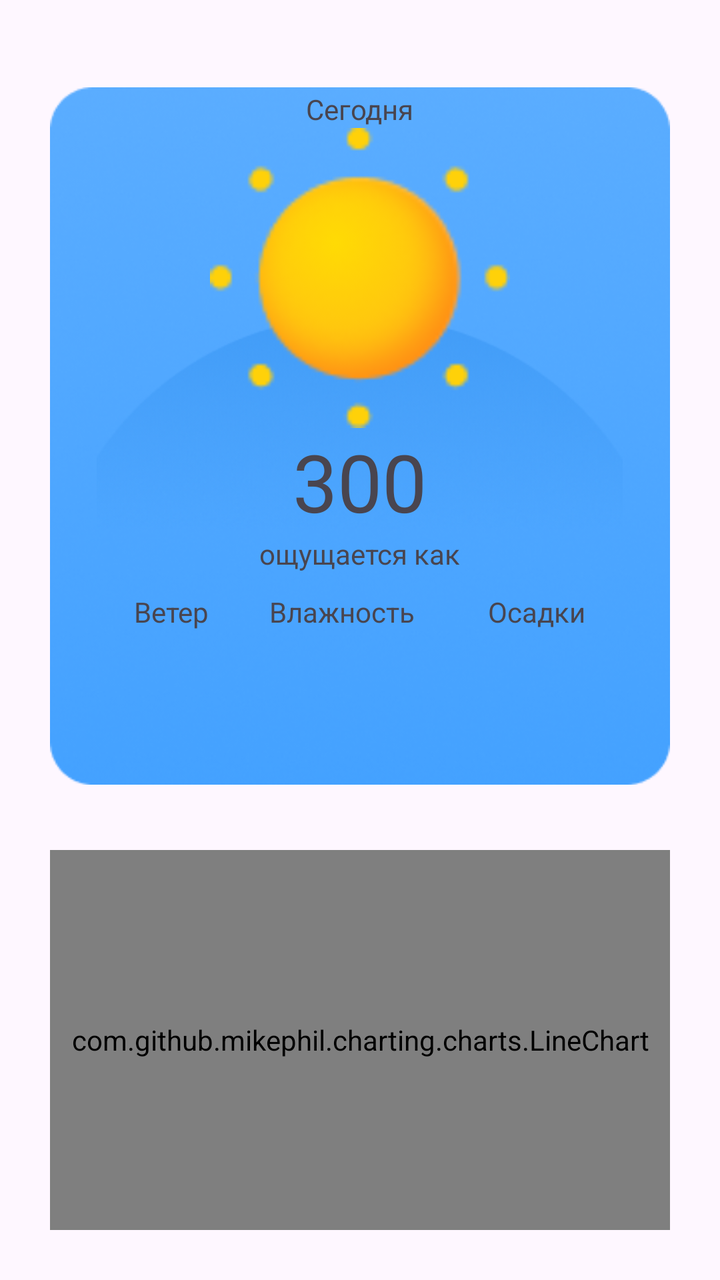
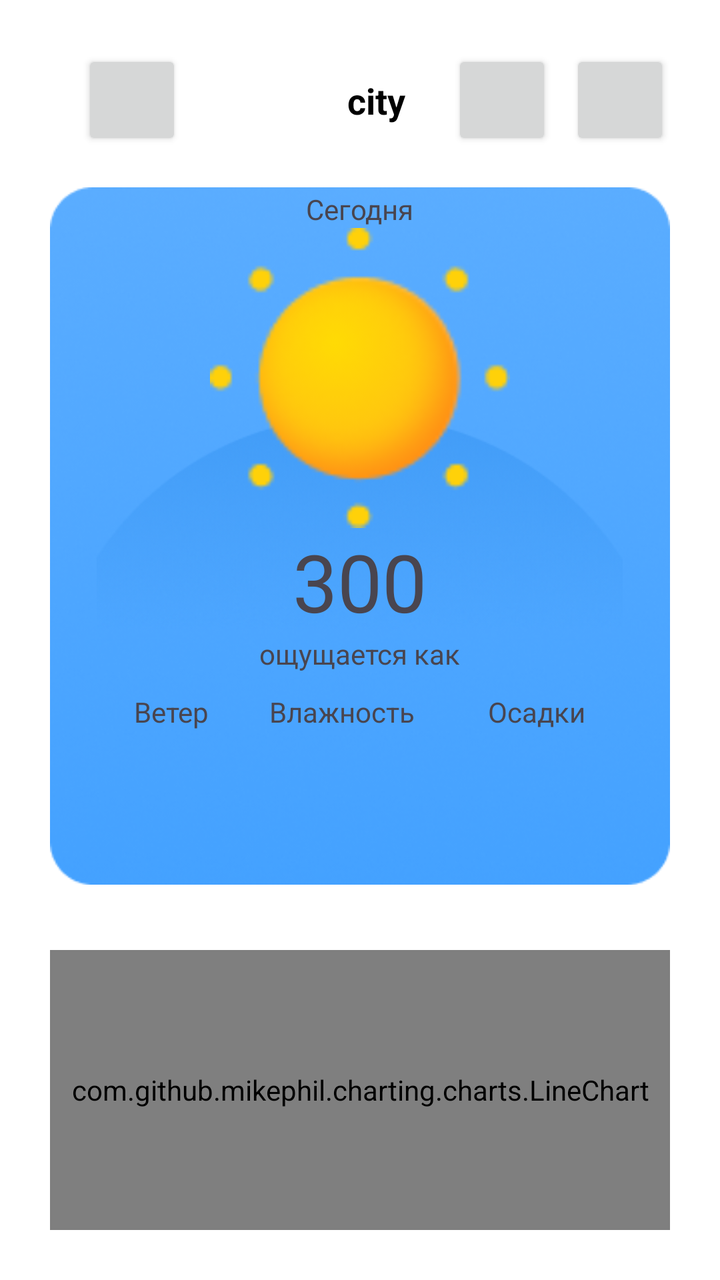

Two renders of the same Android screen: before a commit and after it. Below are the layout's source before the change and the commit's diff.
<!-- AndroidManifest.xml: application theme Theme.Weather -->
<!-- res/layout/activity_day.xml -->
<?xml version="1.0" encoding="utf-8"?>
<RelativeLayout xmlns:android="http://schemas.android.com/apk/res/android"
    xmlns:app="http://schemas.android.com/apk/res-auto"
    xmlns:tools="http://schemas.android.com/tools"
    android:id="@+id/main"
    android:layout_width="match_parent"
    android:layout_height="match_parent"
    android:padding="25dp"
    tools:context=".MainActivity">

    <FrameLayout
        android:id="@+id/frame_layout"
        android:layout_width="wrap_content"
        android:layout_height="400dp"
        >

        <ImageView
            android:id="@+id/background"
            android:layout_width="wrap_content"
            android:layout_height="wrap_content"
            android:src="@drawable/day_background" />

        <ImageView
            android:id="@+id/gradient"
            android:layout_width="263dp"
            android:layout_height="138dp"
            android:layout_gravity="center"
            android:src="@drawable/day_gradient" />

        <LinearLayout
            android:layout_width="match_parent"
            android:layout_height="match_parent"
            android:orientation="vertical"
            android:padding="20dp"
            >

            <TextView
                android:id="@+id/date"
                android:layout_width="wrap_content"
                android:layout_height="wrap_content"
                android:layout_gravity="center_horizontal"
                android:text="Сегодня" />
            <ImageView
                android:id="@+id/weather_img"
                android:layout_width="150dp"
                android:layout_height="150dp"
                android:layout_gravity="center_horizontal"
                android:src="@drawable/clear"
                />
            <TextView
                android:id="@+id/temperature"
                android:layout_width="wrap_content"
                android:layout_height="wrap_content"
                android:layout_gravity="center_horizontal"
                android:text="300"
                android:textSize="40dp"/>
            <TextView
                android:id="@+id/weather"
                android:layout_width="wrap_content"
                android:layout_height="wrap_content"
                android:layout_gravity="center_horizontal"
                android:text="ощущается как"/>

            <LinearLayout
                android:layout_width="match_parent"
                android:layout_height="40dp"
                android:orientation="horizontal"
                android:layout_gravity="center"
                android:padding="10dp"
                android:gravity="center">
                <TextView
                    android:layout_width="wrap_content"
                    android:layout_height="wrap_content"
                    android:layout_gravity="start"
                    android:text="Ветер         "/>
                <TextView
                    android:layout_width="wrap_content"
                    android:layout_height="wrap_content"
                    android:layout_gravity="center_horizontal"
                    android:text="Влажность"/>
                <TextView
                    android:layout_width="wrap_content"
                    android:layout_height="wrap_content"
                    android:layout_gravity="right"
                    android:text="           Осадки"/>
            </LinearLayout>
            <LinearLayout
                android:layout_width="match_parent"
                android:layout_height="70dp"
                android:orientation="horizontal"
                android:layout_gravity="center"
                android:gravity="center"
                android:padding="20dp">

                <TextView
                    android:id="@+id/wind"
                    android:layout_width="0dp"
                    android:layout_height="wrap_content"
                    android:layout_weight="1"
                    android:gravity="center"
                    android:text=" "/>

                <TextView
                    android:id="@+id/humidity"
                    android:layout_width="0dp"
                    android:layout_height="wrap_content"
                    android:layout_weight="1"
                    android:gravity="center"
                    android:text=" "/>

                <TextView
                    android:id="@+id/precipitation"
                    android:layout_width="0dp"
                    android:layout_height="wrap_content"
                    android:layout_weight="1"
                    android:gravity="center"
                    android:text=" "/>
            </LinearLayout>

        </LinearLayout>

    </FrameLayout>
    <com.github.mikephil.charting.charts.LineChart
        android:id="@+id/hoursChart"
        android:layout_below="@id/frame_layout"
        android:layout_width="match_parent"
        android:layout_height="200dp"
        android:background="#F5F5F5" />


</RelativeLayout>
<!-- resources referenced by this layout -->
<resources>
  <!-- drawable clear: png bitmap (drawable, 3764 bytes) -->
  <!-- drawable day_background: png bitmap (drawable, 74650 bytes) -->
  <!-- drawable day_gradient: png bitmap (drawable, 33664 bytes) -->
  <style name="Theme.Weather" parent="Base.Theme.Weather" />
  <style name="Base.Theme.Weather" parent="Theme.Material3.DayNight.NoActionBar">
          
          
      </style>
</resources>

<!-- the commit's change to res/layout/activity_day.xml (unified diff, before → after) -->
@@ -6,12 +6,79 @@
     android:layout_width="match_parent"
     android:layout_height="match_parent"
     android:padding="25dp"
+    android:background="#ffff"
     tools:context=".MainActivity">
+
+    <com.google.android.material.appbar.AppBarLayout
+        android:id="@+id/appbar"
+        android:layout_width="match_parent"
+        android:layout_height="50dp"
+        app:layout_constraintEnd_toEndOf="parent"
+        app:layout_constraintStart_toStartOf="parent"
+        app:layout_constraintTop_toTopOf="parent">
+
+        <androidx.appcompat.widget.Toolbar
+            android:id="@+id/toolbar"
+            android:layout_width="match_parent"
+            android:layout_height="wrap_content"
+            android:background="#fff"
+            android:colorPrimary="#fff" >
+            <androidx.constraintlayout.widget.ConstraintLayout
+                android:layout_width="match_parent"
+                android:layout_height="match_parent">
+
+                <Button
+                    android:id="@+id/back_button"
+                    android:layout_width="50dp"
+                    android:layout_height="50dp"
+                    app:layout_constraintStart_toStartOf="parent"
+                    app:layout_constraintTop_toTopOf="parent"
+                    app:layout_constraintBottom_toBottomOf="parent"
+                    app:tint="@color/white" />
+
+                <TextView
+                    android:id="@+id/city"
+                    android:layout_width="wrap_content"
+                    android:layout_height="wrap_content"
+                    android:text="city"
+                    android:textColor="#000"
+                    android:textSize="18sp"
+                    android:textStyle="bold"
+                    app:layout_constraintTop_toTopOf="parent"
+                    app:layout_constraintBottom_toBottomOf="parent"
+                    app:layout_constraintStart_toStartOf="parent"
+                    app:layout_constraintEnd_toEndOf="parent" />
+
+                <Button
+                    android:id="@+id/theme_button"
+                    android:layout_width="50dp"
+                    android:layout_height="50dp"
+                    android:layout_marginEnd="9dp"
+                    app:layout_constraintTop_toTopOf="parent"
+                    app:layout_constraintBottom_toBottomOf="parent"
+                    app:layout_constraintEnd_toStartOf="@+id/cities_button"
+                    app:tint="@color/white" />
+
+                <Button
+                    android:id="@+id/cities_button"
+                    android:layout_width="50dp"
+                    android:layout_height="50dp"
+                    app:layout_constraintTop_toTopOf="parent"
+                    app:layout_constraintBottom_toBottomOf="parent"
+                    app:layout_constraintEnd_toEndOf="parent"
+                    app:tint="@color/white" />
+
+            </androidx.constraintlayout.widget.ConstraintLayout>
+        </androidx.appcompat.widget.Toolbar>
+
+    </com.google.android.material.appbar.AppBarLayout>
 
     <FrameLayout
         android:id="@+id/frame_layout"
         android:layout_width="wrap_content"
         android:layout_height="400dp"
+
+        android:layout_below="@id/appbar"
         >
 
         <ImageView
<!-- resource entries referenced after the edit -->
@@ -1,5 +1,6 @@
 <!-- resources referenced by this layout -->
 <resources>
+  <color name="white">#FFFFFFFF</color>
   <!-- drawable clear: png bitmap (drawable, 3764 bytes) -->
   <!-- drawable day_background: png bitmap (drawable, 74650 bytes) -->
   <!-- drawable day_gradient: png bitmap (drawable, 33664 bytes) -->
